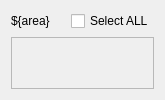
Qt form gui/areaCryomoduleSelector.ui (ssoham/Q0Measurement) before a commit.
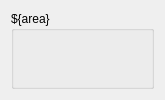
The same form after that commit. Custom widgets are drawn as their Qt base class.

```diff
--- a/gui/areaCryomoduleSelector.ui
+++ b/gui/areaCryomoduleSelector.ui
@@ -20,11 +20,14 @@
    <string>Form</string>
   </property>
   <layout class="QGridLayout" name="gridLayout">
-   <item row="1" column="0" colspan="3">
+   <item row="0" column="0" colspan="2">
+    <widget class="QGroupBox" name="groupBox">
+     <property name="title">
+      <string>${area}</string>
+     </property>
+     <layout class="QVBoxLayout" name="verticalLayout">
+      <item>
     <widget class="PyDMTemplateRepeater" name="zoneCryomodules">
-     <property name="frameShape">
-      <enum>QFrame::StyledPanel</enum>
-     </property>
      <property name="layoutType" stdset="0">
       <enum>PyDMTemplateRepeater::Flow</enum>
      </property>
@@ -42,33 +45,9 @@
      </property>
     </widget>
    </item>
-   <item row="0" column="2">
-    <widget class="QCheckBox" name="selectAllCheckbox">
-     <property name="text">
-      <string>Select ALL</string>
-     </property>
+     </layout>
     </widget>
    </item>
-   <item row="0" column="0">
-    <widget class="QLabel" name="zoneLabel">
-     <property name="text">
-      <string>${area}</string>
-     </property>
-    </widget>
-   </item>
-   <item row="0" column="1">
-    <spacer name="horizontalSpacer">
-     <property name="orientation">
-      <enum>Qt::Horizontal</enum>
-     </property>
-     <property name="sizeHint" stdset="0">
-      <size>
-       <width>40</width>
-       <height>20</height>
-      </size>
-     </property>
-    </spacer>
-   </item>
   </layout>
  </widget>
  <customwidgets>
```
Left out of the diff: 1 changed line with no effect on the pictures. Lines whose indentation alone changed are shown as unchanged.
